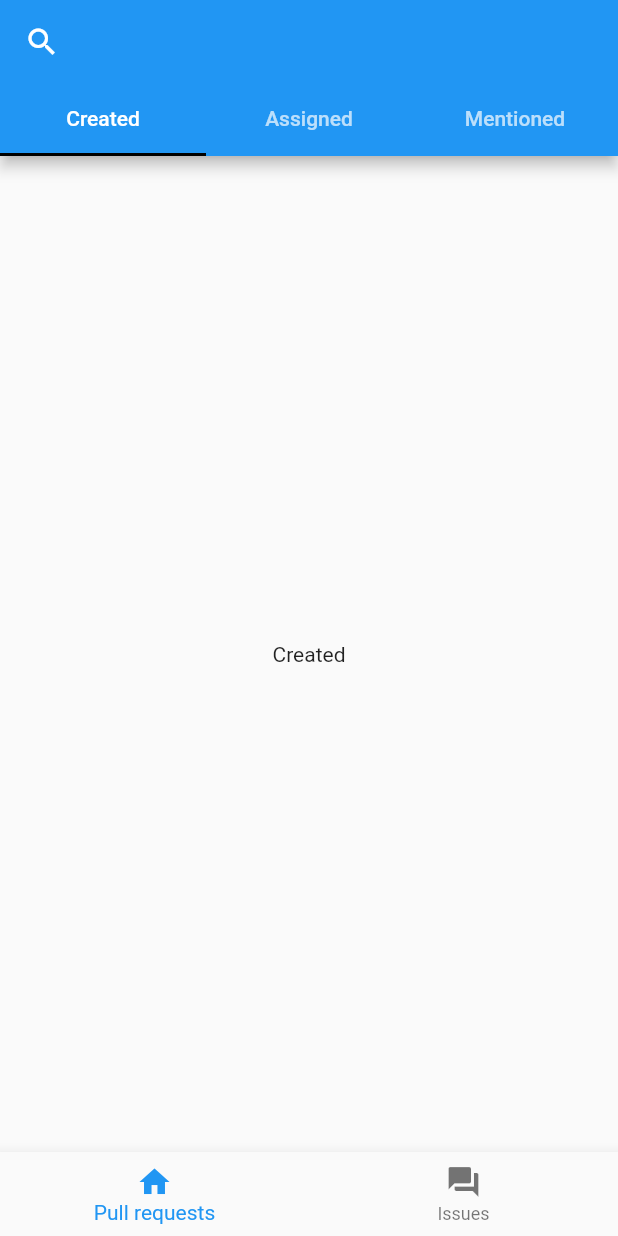
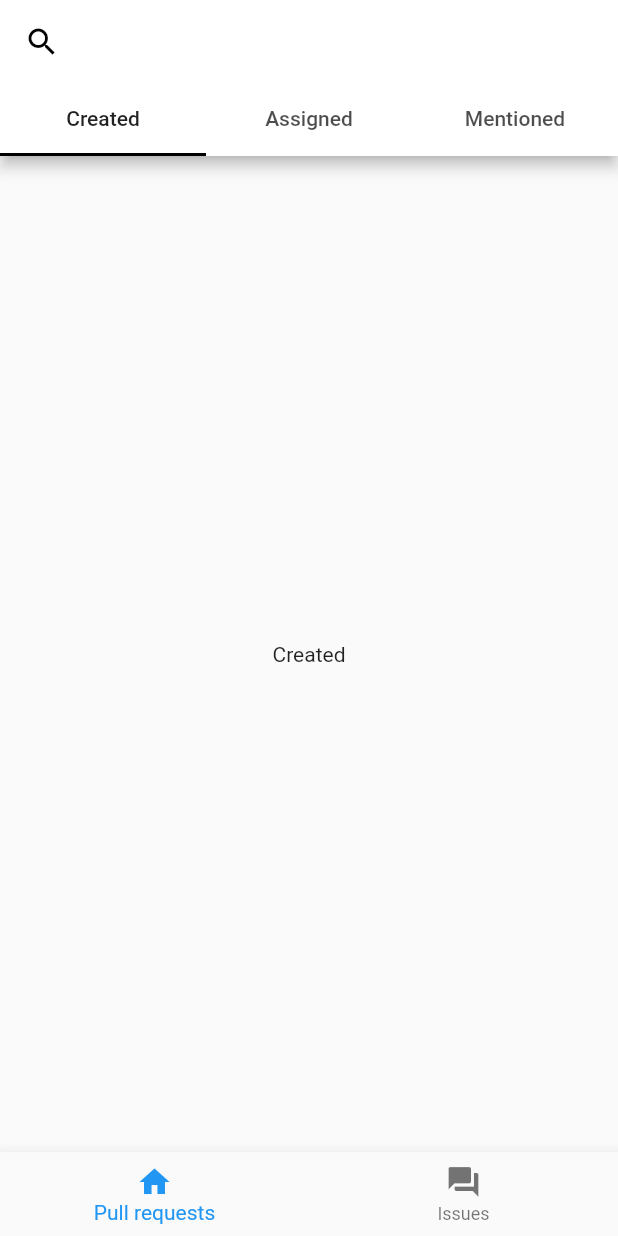
Before and after one commit to jxltom/contrihub, a Flutter app: the screen it shows after launch, on a phone screen of 412 x 824 dp. Run offline on Flutter 3.47's test engine with Material 2 defaults, Android fonts, the phone set to English and light mode, and no system bars.

Commit message:
Update theme

```diff
--- a/lib/main.dart
+++ b/lib/main.dart
@@ -5,7 +5,10 @@ import 'package:contrihub/homepage.dart';
 class App extends StatelessWidget {
   @override
   Widget build(BuildContext context) {
-    return MaterialApp(home: HomePage());
+    return MaterialApp(
+      home: HomePage(),
+      theme: ThemeData(primaryColor: Colors.white),
+    );
   }
 }
 
```
